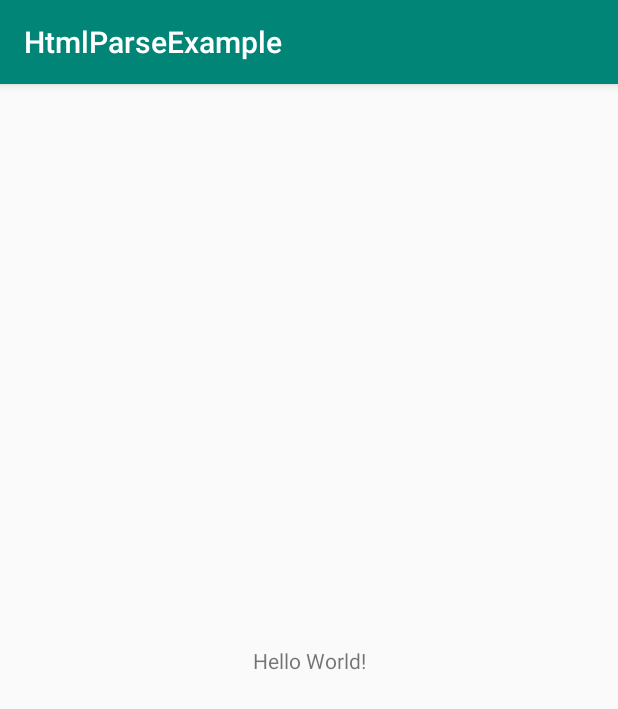
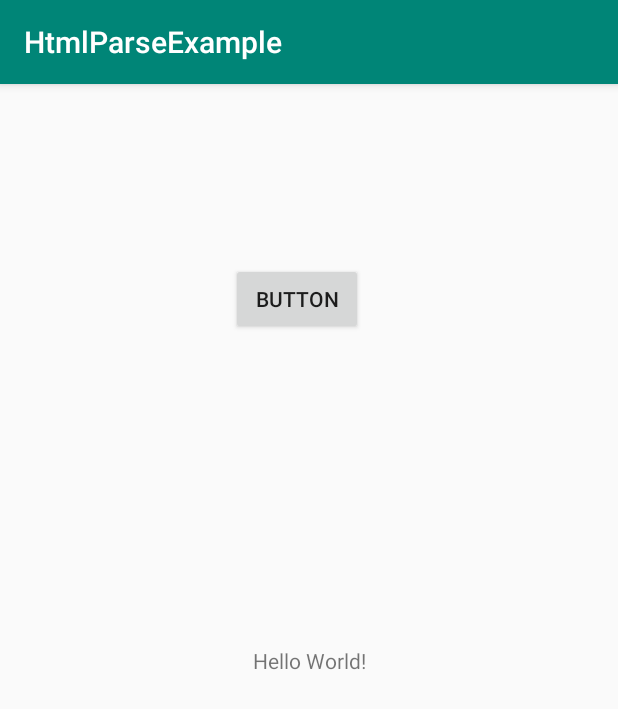
Before and after one commit to ali-tosun/HtmlParseExample, an Android app: the screen it shows after launch (MainActivity), on a phone screen of 412 x 824 dp. Shown: the top 709 px of the screen. Run offline under Robolectric (Android 15) with nearby library versions, the phone set to English and light mode, and no system bars.

```diff
--- a/app/src/main/java/com/tosun/ali/htmlparseexample/Model/Eczane.kt
+++ b/app/src/main/java/com/tosun/ali/htmlparseexample/Model/Eczane.kt
@@ -1,5 +1,5 @@
 package com.tosun.ali.htmlparseexample.Model
 
-data class Eczane(var ilceİsim: String? ="",var tarih: String? = "",var eczaneDetay: EczaneDetay? = null) {
+data class Eczane(var ilceİsim: String? ="",var tarih: String? = "",var eczaneDetay: ArrayList<EczaneDetay>? = null) {
 
 }
--- a/app/src/main/java/com/tosun/ali/htmlparseexample/Model/EczaneDetay.kt
+++ b/app/src/main/java/com/tosun/ali/htmlparseexample/Model/EczaneDetay.kt
@@ -6,4 +6,8 @@ class EczaneDetay {
     var adres: String? = null
     var tel: String? = null
     var tarif: String? = null
+    var fax:String?=null
+    override fun toString(): String {
+        return "EczaneDetay(eczaneİsmi=$eczaneİsmi, adres=$adres, tel=$tel, tarif=$tarif, fax=$fax)"
+    }
 }
--- a/app/src/main/res/layout/activity_main.xml
+++ b/app/src/main/res/layout/activity_main.xml
@@ -16,4 +16,14 @@
         app:layout_constraintRight_toRightOf="parent"
         app:layout_constraintTop_toTopOf="parent" />
 
+    <Button
+        android:id="@+id/button"
+        android:layout_width="wrap_content"
+        android:layout_height="wrap_content"
+        android:layout_marginTop="119dp"
+        android:layout_marginEnd="2dp"
+        android:text="Button"
+        app:layout_constraintEnd_toEndOf="@+id/hello"
+        app:layout_constraintTop_toTopOf="parent" />
+
 </android.support.constraint.ConstraintLayout>
```
Also changed, not shown: app/src/main/java/com/tosun/ali/htmlparseexample/MainActivity.kt (+97 -10 lines).
